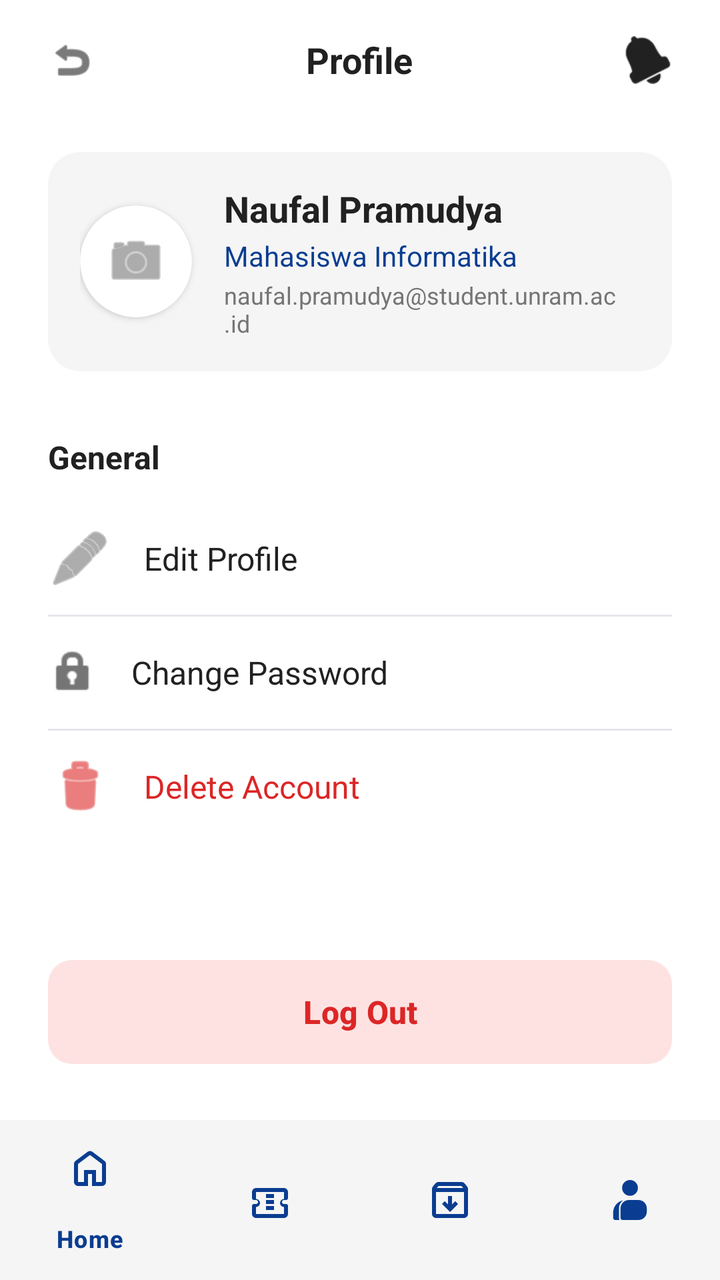
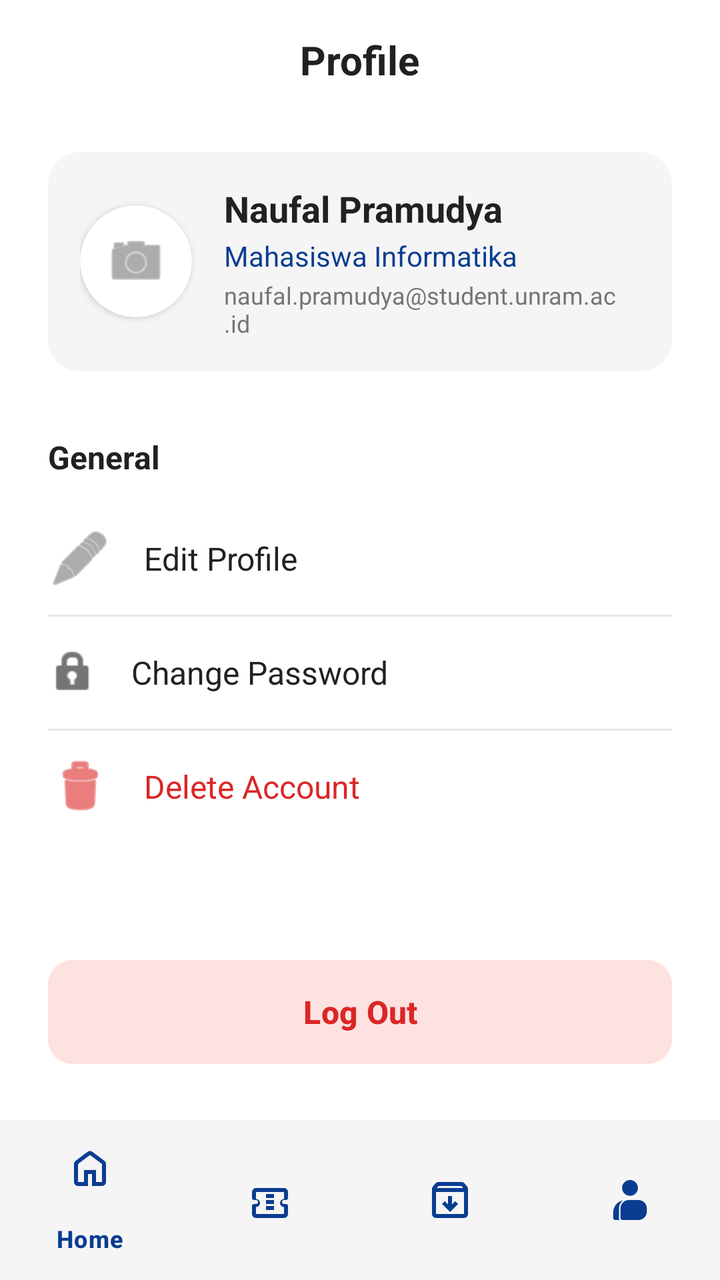

Screens rendered from an Android XML layout before and after an edit, with the pre-edit source and the edit as a unified diff.
<!-- AndroidManifest.xml: application theme Theme.CampusConnectProject -->
<!-- res/layout/activity_profile.xml -->
<?xml version="1.0" encoding="utf-8"?>
<androidx.constraintlayout.widget.ConstraintLayout
    android:id="@+id/main"
    xmlns:android="http://schemas.android.com/apk/res/android"
    xmlns:app="http://schemas.android.com/apk/res-auto"
    xmlns:tools="http://schemas.android.com/tools"
    android:layout_width="match_parent"
    android:layout_height="match_parent"
    android:background="@color/bg_utama"
    tools:context=".ui.profile.ProfileActivity">

    
    <RelativeLayout
        android:id="@+id/topBar"
        android:layout_width="match_parent"
        android:layout_height="60dp"
        android:paddingHorizontal="16dp"
        app:layout_constraintTop_toTopOf="parent">

        <ImageView
            android:id="@+id/btnBack"
            android:layout_width="40dp"
            android:layout_height="40dp"
            android:layout_centerVertical="true"
            android:background="?attr/selectableItemBackgroundBorderless"
            android:contentDescription="@null"
            android:padding="8dp"
            android:src="@android:drawable/ic_menu_revert"
            app:tint="@color/teks_utama" />

        <TextView
            android:layout_width="wrap_content"
            android:layout_height="wrap_content"
            android:layout_centerInParent="true"
            android:text="Profile"
            android:textColor="@color/teks_utama"
            android:textSize="18sp"
            android:textStyle="bold" />

        <ImageView
            android:id="@+id/btnNotif"
            android:layout_width="40dp"
            android:layout_height="40dp"
            android:layout_alignParentEnd="true"
            android:layout_centerVertical="true"
            android:background="?attr/selectableItemBackgroundBorderless"
            android:contentDescription="@null"
            android:padding="8dp"
            android:src="@android:drawable/ic_popup_reminder"
            app:tint="@color/teks_utama" />
    </RelativeLayout>

    <androidx.cardview.widget.CardView
        android:id="@+id/cvUserInfo"
        android:layout_width="match_parent"
        android:layout_height="wrap_content"
        android:layout_marginHorizontal="24dp"
        android:layout_marginTop="16dp"
        app:cardBackgroundColor="@color/bg_input"
        app:cardCornerRadius="16dp"
        app:cardElevation="0dp"
        app:layout_constraintTop_toBottomOf="@id/topBar">

        <LinearLayout
            android:layout_width="match_parent"
            android:layout_height="wrap_content"
            android:gravity="center_vertical"
            android:orientation="horizontal"
            android:padding="16dp">

            <androidx.cardview.widget.CardView
                android:layout_width="56dp"
                android:layout_height="56dp"
                app:cardBackgroundColor="@color/bg_utama"
                app:cardCornerRadius="28dp">

                <ImageView
                    android:id="@+id/ivUserAvatar"
                    android:layout_width="match_parent"
                    android:layout_height="match_parent"
                    android:contentDescription="@null"
                    android:padding="12dp"
                    android:src="@android:drawable/ic_menu_camera"
                    app:tint="@color/teks_sekunder" />
            </androidx.cardview.widget.CardView>

            <LinearLayout
                android:layout_width="0dp"
                android:layout_height="wrap_content"
                android:layout_marginStart="16dp"
                android:layout_weight="1"
                android:orientation="vertical">

                <TextView
                    android:id="@+id/tvProfileName"
                    android:layout_width="wrap_content"
                    android:layout_height="wrap_content"
                    android:text="Naufal Pramudya"
                    android:textColor="@color/teks_utama"
                    android:textSize="18sp"
                    android:textStyle="bold" />

                <TextView
                    android:id="@+id/tvProfileRole"
                    android:layout_width="wrap_content"
                    android:layout_height="wrap_content"
                    android:layout_marginTop="2dp"
                    android:text="Mahasiswa Informatika"
                    android:textColor="@color/warna_primer"
                    android:textSize="14sp" />

                <TextView
                    android:id="@+id/tvProfileEmail"
                    android:layout_width="wrap_content"
                    android:layout_height="wrap_content"
                    android:layout_marginTop="2dp"
                    android:text="naufal.pramudya@student.unram.ac.id"
                    android:textColor="@color/teks_sekunder"
                    android:textSize="12sp" />
            </LinearLayout>
        </LinearLayout>
    </androidx.cardview.widget.CardView>

    
    <TextView
        android:id="@+id/tvGeneralLabel"
        android:layout_width="wrap_content"
        android:layout_height="wrap_content"
        android:layout_marginStart="24dp"
        android:layout_marginTop="32dp"
        android:text="General"
        android:textColor="@color/teks_utama"
        android:textSize="16sp"
        android:textStyle="bold"
        app:layout_constraintStart_toStartOf="parent"
        app:layout_constraintTop_toBottomOf="@id/cvUserInfo" />

    
    <LinearLayout
        android:id="@+id/menuContainer"
        android:layout_width="match_parent"
        android:layout_height="wrap_content"
        android:layout_marginTop="12dp"
        android:orientation="vertical"
        app:layout_constraintTop_toBottomOf="@id/tvGeneralLabel">

        
        <TextView
            android:id="@+id/tvEditProfile"
            android:layout_width="match_parent"
            android:layout_height="56dp"
            android:background="?attr/selectableItemBackground"
            android:drawableStart="@android:drawable/ic_menu_edit"
            android:drawablePadding="16dp"
            android:gravity="center_vertical"
            android:paddingHorizontal="24dp"
            android:text="Edit Profile"
            android:textColor="@color/teks_utama"
            android:textSize="16sp"
            app:drawableTint="@color/teks_sekunder" />

        <View
            android:layout_width="match_parent"
            android:layout_height="1dp"
            android:layout_marginHorizontal="24dp"
            android:background="@color/garis_pembatas" />

        
        <TextView
            android:id="@+id/tvChangePassword"
            android:layout_width="match_parent"
            android:layout_height="56dp"
            android:background="?attr/selectableItemBackground"
            android:drawableStart="@android:drawable/ic_lock_idle_lock"
            android:drawablePadding="16dp"
            android:gravity="center_vertical"
            android:paddingHorizontal="24dp"
            android:text="Change Password"
            android:textColor="@color/teks_utama"
            android:textSize="16sp"
            app:drawableTint="@color/teks_sekunder" />

        <View
            android:layout_width="match_parent"
            android:layout_height="1dp"
            android:layout_marginHorizontal="24dp"
            android:background="@color/garis_pembatas" />

        
        <TextView
            android:id="@+id/tvDeleteAccount"
            android:layout_width="match_parent"
            android:layout_height="56dp"
            android:background="?attr/selectableItemBackground"
            android:drawableStart="@android:drawable/ic_menu_delete"
            android:drawablePadding="16dp"
            android:gravity="center_vertical"
            android:paddingHorizontal="24dp"
            android:text="Delete Account"
            android:textColor="@color/teks_tolak"
            android:textSize="16sp"
            app:drawableTint="@color/teks_tolak" />
    </LinearLayout>

    
    <com.google.android.material.button.MaterialButton
        android:id="@+id/btnLogout"
        android:layout_width="match_parent"
        android:layout_height="60dp"
        android:layout_marginHorizontal="24dp"
        android:layout_marginBottom="24dp"
        android:text="Log Out"
        android:textAllCaps="false"
        android:textColor="@color/teks_tolak"
        android:textSize="16sp"
        android:textStyle="bold"
        app:backgroundTint="@color/bg_tolak"
        app:cornerRadius="12dp"
        app:layout_constraintBottom_toTopOf="@id/bottomNavigation" />

    
    <com.google.android.material.bottomnavigation.BottomNavigationView
        android:id="@+id/bottomNavigation"
        android:layout_width="0dp"
        android:layout_height="wrap_content"
        android:background="@color/bg_input"
        app:itemIconTint="@color/warna_primer"
        app:itemTextColor="@color/warna_primer"
        app:layout_constraintBottom_toBottomOf="parent"
        app:layout_constraintEnd_toEndOf="parent"
        app:layout_constraintStart_toStartOf="parent"
        app:menu="@menu/bottom_nav_menu" />

</androidx.constraintlayout.widget.ConstraintLayout>
<!-- resources referenced by this layout -->
<resources>
  <color name="bg_input">#F5F5F5</color>
  <color name="bg_tolak">#FEE2E2</color>
  <color name="bg_utama">#FFFFFF</color>
  <color name="garis_pembatas">#E5E7EB</color>
  <color name="teks_sekunder">#757575</color>
  <color name="teks_tolak">#DC2626</color>
  <color name="teks_utama">#212121</color>
  <color name="warna_primer">#0A3D91</color>
  <style name="Theme.CampusConnectProject" parent="Base.Theme.CampusConnectProject" />
  <style name="Base.Theme.CampusConnectProject" parent="Theme.Material3.DayNight.NoActionBar">
          <item name="android:forceDarkAllowed" tools:targetApi="q">false</item>
      </style>
</resources>

<!-- the commit's change to res/layout/activity_profile.xml (unified diff, before → after) -->
@@ -17,37 +17,14 @@
         android:paddingHorizontal="16dp"
         app:layout_constraintTop_toTopOf="parent">
 
-        <ImageView
-            android:id="@+id/btnBack"
-            android:layout_width="40dp"
-            android:layout_height="40dp"
-            android:layout_centerVertical="true"
-            android:background="?attr/selectableItemBackgroundBorderless"
-            android:contentDescription="@null"
-            android:padding="8dp"
-            android:src="@android:drawable/ic_menu_revert"
-            app:tint="@color/teks_utama" />
-
         <TextView
             android:layout_width="wrap_content"
             android:layout_height="wrap_content"
             android:layout_centerInParent="true"
             android:text="Profile"
             android:textColor="@color/teks_utama"
-            android:textSize="18sp"
+            android:textSize="20sp"
             android:textStyle="bold" />
-
-        <ImageView
-            android:id="@+id/btnNotif"
-            android:layout_width="40dp"
-            android:layout_height="40dp"
-            android:layout_alignParentEnd="true"
-            android:layout_centerVertical="true"
-            android:background="?attr/selectableItemBackgroundBorderless"
-            android:contentDescription="@null"
-            android:padding="8dp"
-            android:src="@android:drawable/ic_popup_reminder"
-            app:tint="@color/teks_utama" />
     </RelativeLayout>
 
     <androidx.cardview.widget.CardView
